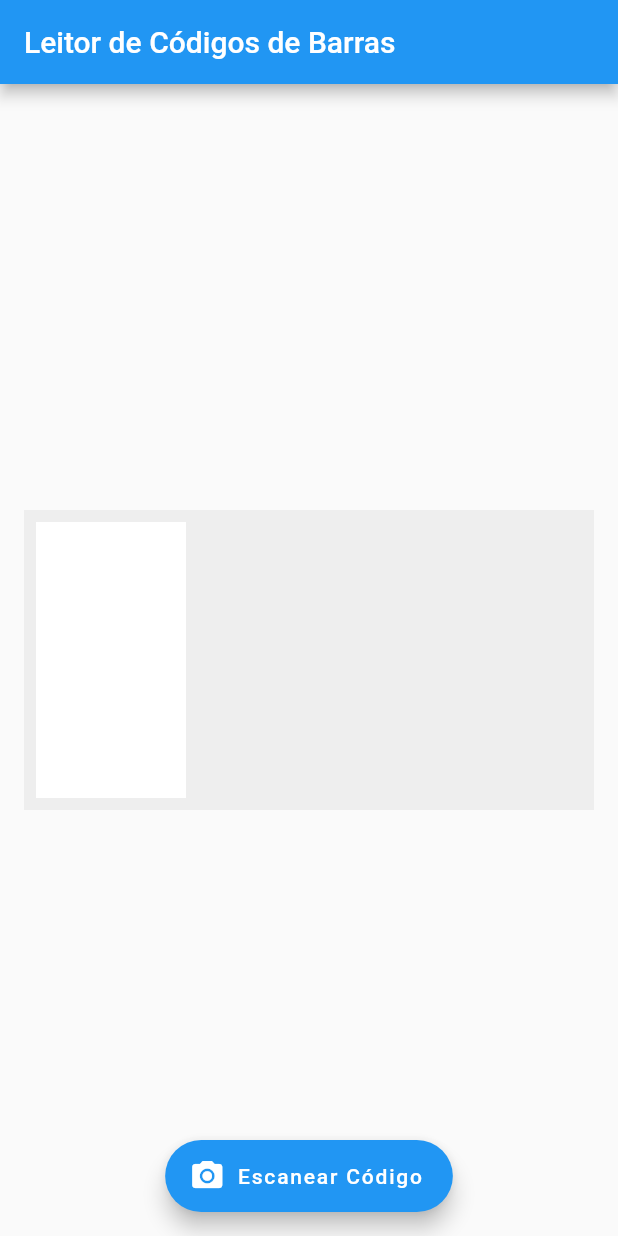
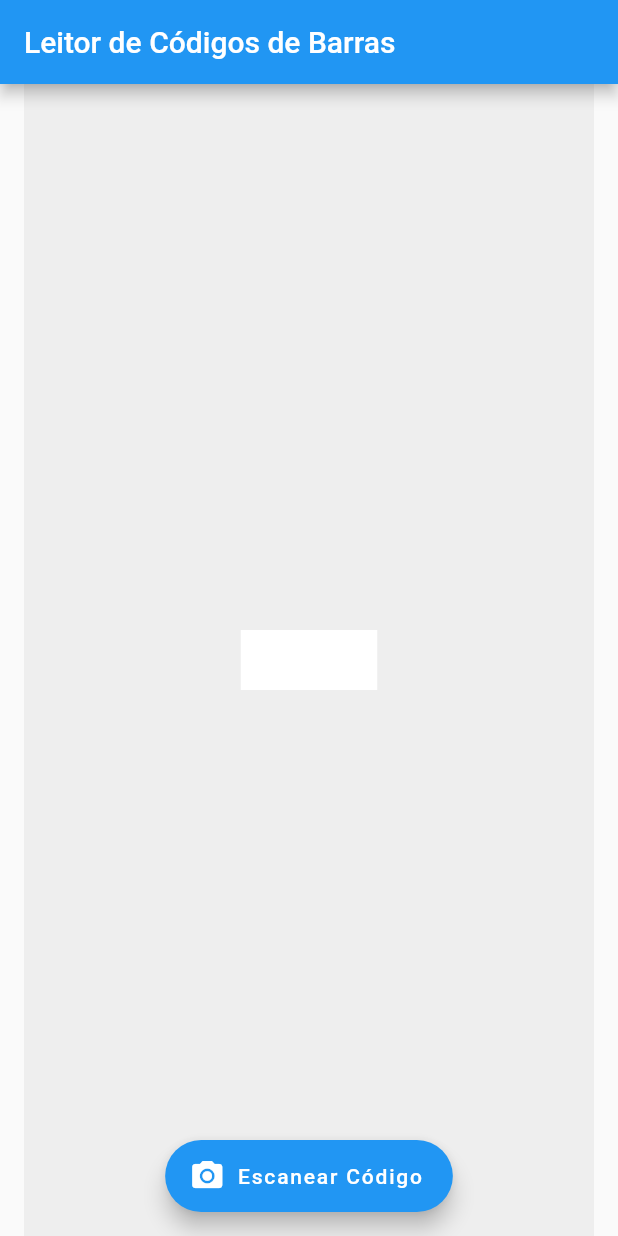
Before and after one commit to oliveiradg/BarCodeScanner, a Flutter app: the screen it shows after launch, after a tap on "Escanear Código", on a phone screen of 412 x 824 dp. Run offline on Flutter 3.47's test engine with Material 2 defaults, Android fonts, the phone set to English and light mode, and no system bars; missing offline and left inert: flutter_barcode_scanner.

Commit message:
feat: Criando validação para  códigos repetidos

```diff
--- a/lib/main.dart
+++ b/lib/main.dart
@@ -34,9 +34,25 @@ class _BarcodeScannerPageState extends State<BarcodeScannerPage> {
       ScanMode.BARCODE,
     );
 
+    if (!barcodeList.contains(barcodeScanResult)) {
       setState(() {
         barcodeList.add(barcodeScanResult);
       });
+    } else {
+      showDialog(
+        context: context,
+        builder: (context) => AlertDialog(
+          title: Text('Aviso'),
+          content: Text('Código já lido.'),
+          actions: [
+            TextButton(
+              onPressed: () => Navigator.pop(context),
+              child: Text('OK'),
+            ),
+          ],
+        ),
+      );
+    }
   }
 
   @override
@@ -48,25 +64,23 @@ class _BarcodeScannerPageState extends State<BarcodeScannerPage> {
       body: Center(
         child: Container(
           width: MediaQuery.of(context).size.width - 32.0,
-          height: 200.0,
           color: Colors.grey[200],
-          child: ListView.builder(
-            scrollDirection: Axis.horizontal,
-            itemCount: barcodeList.length,
-            itemBuilder: (context, index) {
+          padding: EdgeInsets.all(8.0),
+          child: Center(
+            child: Wrap(
+              spacing: 8.0,
+              runSpacing: 8.0,
+              children: barcodeList.map((barcode) {
                 return Container(
-
-                width: 100.0,
-                height: 100.0,
-                margin: EdgeInsets.all(8.0),
+                  width: (MediaQuery.of(context).size.width - 48.0) / 4, // Divide em 4 colunas
+                  height: 40.0,
                   color: Colors.white,
                   alignment: Alignment.center,
-                child: Text(barcodeList[index],
-                style: TextStyle(fontWeight: FontWeight.bold, fontSize: 16,)
+                  child: Text(barcode, style: TextStyle(fontWeight: FontWeight.bold,color: Colors.blue),
                   ),
-
                 );
-            },
+              }).toList(),
+            ),
           ),
         ),
       ),
@@ -79,6 +93,217 @@ class _BarcodeScannerPageState extends State<BarcodeScannerPage> {
     );
   }
 }
+
+
+
+
+
+
+
+
+
+
+
+
+
+
+
+
+
+
+
+
+
+
+
+
+
+
+
+
+
+
+
+
+
+// import 'package:flutter/material.dart';
+// import 'package:flutter_barcode_scanner/flutter_barcode_scanner.dart';
+
+// void main() {
+//   runApp(MyApp());
+// }
+
+// class MyApp extends StatelessWidget {
+//   @override
+//   Widget build(BuildContext context) {
+//     return MaterialApp(
+//       title: 'Leitor de Códigos de Barras',
+//       theme: ThemeData(
+//         primarySwatch: Colors.blue,
+//       ),
+//       home: BarcodeScannerPage(),
+//     );
+//   }
+// }
+
+// class BarcodeScannerPage extends StatefulWidget {
+//   @override
+//   _BarcodeScannerPageState createState() => _BarcodeScannerPageState();
+// }
+
+// class _BarcodeScannerPageState extends State<BarcodeScannerPage> {
+//   List<String> barcodeList = [];
+
+//   Future<void> scanBarcode() async {
+//     String barcodeScanResult = await FlutterBarcodeScanner.scanBarcode(
+//       '#FF0000',
+//       'Cancelar',
+//       true,
+//       ScanMode.BARCODE,
+//     );
+
+//     setState(() {
+//       barcodeList.add(barcodeScanResult);
+//     });
+//   }
+
+//   @override
+//   Widget build(BuildContext context) {
+//     return Scaffold(
+//       appBar: AppBar(
+//         title: Text('Leitor de Códigos de Barras'),
+//       ),
+//       body: Center(
+//         child: Container(
+//           width: MediaQuery.of(context).size.width - 32.0,
+//           color: Colors.grey[200],
+//           padding: EdgeInsets.all(8.0),
+//           child: Center(
+//             child: Wrap(
+//               spacing: 8.0,
+//               runSpacing: 8.0,
+//               children: barcodeList.map((barcode) {
+//                 return Container(
+//                   width: (MediaQuery.of(context).size.width - 48.0) / 4, // Divide em 4 colunas
+//                   height: 40.0,
+//                   color: Colors.white,
+//                   alignment: Alignment.center,
+//                   child: Text(barcode, style:
+//                   TextStyle(fontWeight: FontWeight.bold),),
+
+//                 );
+//               }).toList(),
+//             ),
+//           ),
+//         ),
+//       ),
+//       floatingActionButton: FloatingActionButton.extended(
+//         onPressed: scanBarcode,
+//         label: Text('Escanear Código'),
+//         icon: Icon(Icons.camera_alt),
+//       ),
+//       floatingActionButtonLocation: FloatingActionButtonLocation.centerFloat,
+//     );
+//   }
+// }
+
+
+
+
+
+
+
+
+
+
+
+
+
+
+
+
+
+// import 'package:flutter/material.dart';
+// import 'package:flutter_barcode_scanner/flutter_barcode_scanner.dart';
+
+// void main() {
+//   runApp(MyApp());
+// }
+
+// class MyApp extends StatelessWidget {
+//   @override
+//   Widget build(BuildContext context) {
+//     return MaterialApp(
+//       title: 'Leitor de Códigos de Barras',
+//       theme: ThemeData(
+//         primarySwatch: Colors.blue,
+//       ),
+//       home: BarcodeScannerPage(),
+//     );
+//   }
+// }
+
+// class BarcodeScannerPage extends StatefulWidget {
+//   @override
+//   _BarcodeScannerPageState createState() => _BarcodeScannerPageState();
+// }
+
+// class _BarcodeScannerPageState extends State<BarcodeScannerPage> {
+//   List<String> barcodeList = [];
+
+//   Future<void> scanBarcode() async {
+//     String barcodeScanResult = await FlutterBarcodeScanner.scanBarcode(
+//       '#FF0000',
+//       'Cancelar',
+//       true,
+//       ScanMode.BARCODE,
+//     );
+
+//     setState(() {
+//       barcodeList.add(barcodeScanResult);
+//     });
+//   }
+
+//   @override
+//   Widget build(BuildContext context) {
+//     return Scaffold(
+//       appBar: AppBar(
+//         title: Text('Leitor de Códigos de Barras'),
+//       ),
+//       body: Center(
+//         child: Container(
+//           width: MediaQuery.of(context).size.width - 32.0,
+//           height: 200.0,
+//           color: Colors.grey[200],
+//           child: ListView.builder(
+//             scrollDirection: Axis.horizontal,
+//             itemCount: barcodeList.length,
+//             itemBuilder: (context, index) {
+//               return Container(
+
+//                 width: 100.0,
+//                 height: 100.0,
+//                 margin: EdgeInsets.all(8.0),
+//                 color: Colors.white,
+//                 alignment: Alignment.center,
+//                 child: Text(barcodeList[index],
+//                 style: TextStyle(fontWeight: FontWeight.bold, fontSize: 16,)
+//                 ),
+
+//               );
+//             },
+//           ),
+//         ),
+//       ),
+//       floatingActionButton: FloatingActionButton.extended(
+//         onPressed: scanBarcode,
+//         label: Text('Escanear Código'),
+//         icon: Icon(Icons.camera_alt),
+//       ),
+//       floatingActionButtonLocation: FloatingActionButtonLocation.centerFloat,
+//     );
+//   }
+// }
 
 
 
```
Lines whose indentation alone changed are shown as unchanged.
